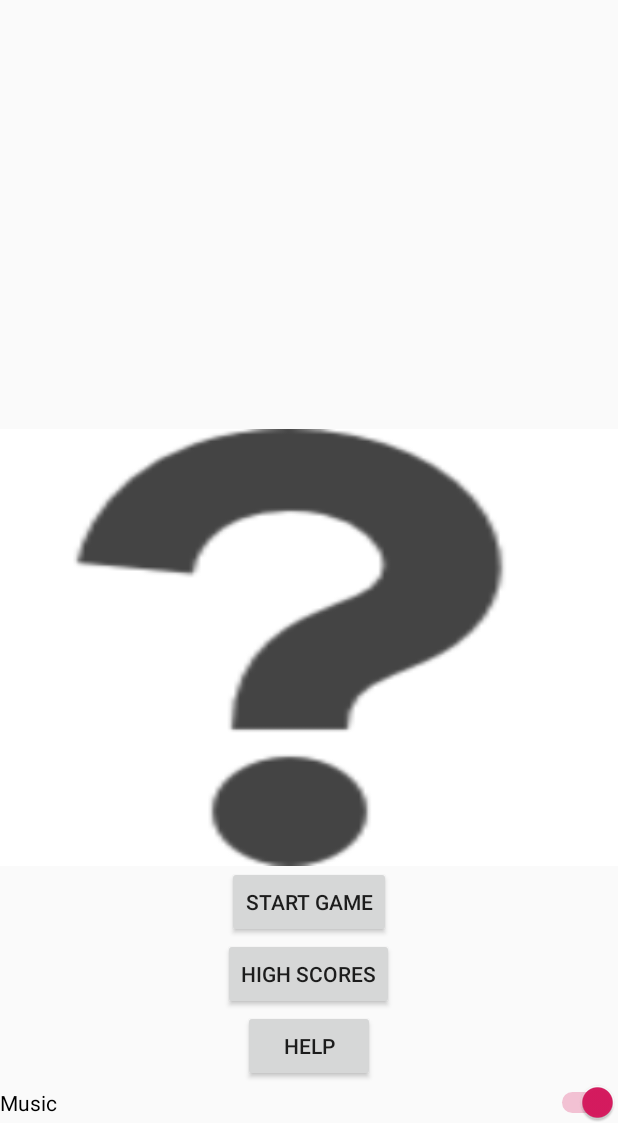
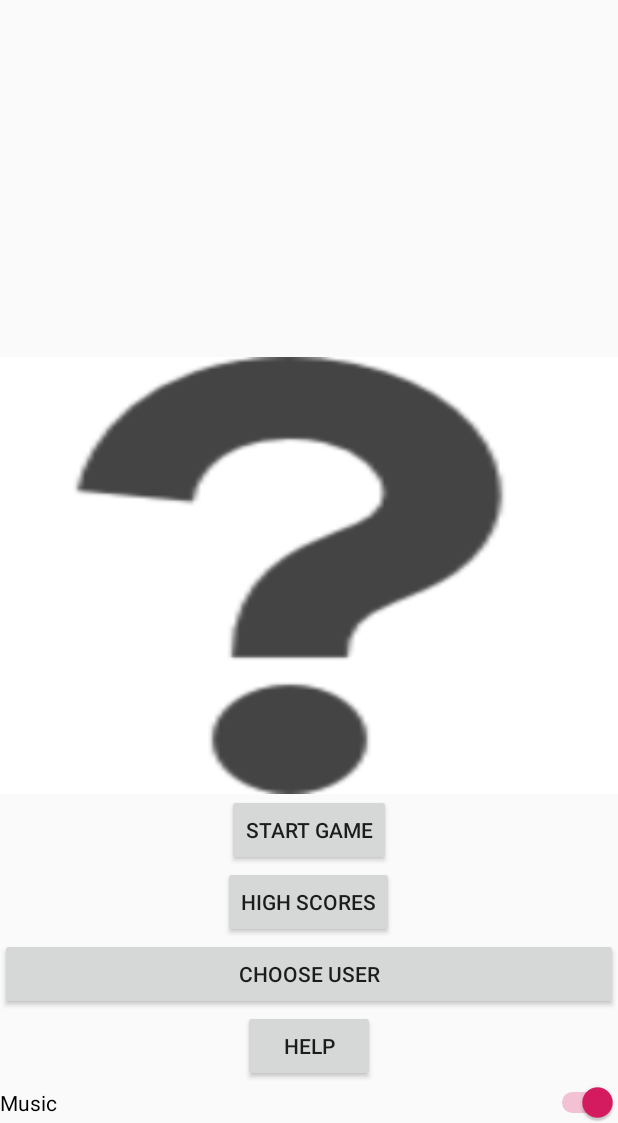
Before and after one commit to shane6809/Project1, an Android app: the MainActivity screen opened directly, with no data from a screen before it, on a phone screen of 412 x 824 dp, the part 113-1236 px from its top. Run offline under Robolectric (Android 15) with nearby library versions, the phone set to English and light mode, and no system bars; 1 statement that could not run was skipped.

Commit message:
redid switch, settings page is for name change only, still have to check bugs, before merging new match that works perfectly

```diff
--- a/SemesterProject/app/src/main/java/com/bignerdranch/android/semesterproject/MainActivity.java
+++ b/SemesterProject/app/src/main/java/com/bignerdranch/android/semesterproject/MainActivity.java
@@ -28,7 +28,7 @@ public class MainActivity extends AppCompatActivity {
     /*button variables */
     private Button mStartButton;
     private Button mHighScoresButton;
-    private Button mSettingsButton;
+    private Button mUserButton;
     private Button mHelpButton;
 
 
@@ -207,8 +207,8 @@ public class MainActivity extends AppCompatActivity {
             }
         });
 
-      /*  mSettingsButton=(Button)findViewById(R.id.settings_button);
-        mSettingsButton.setOnClickListener(new View.OnClickListener() {
+       mUserButton=(Button)findViewById(R.id.user);
+        mUserButton.setOnClickListener(new View.OnClickListener() {
             @Override
             public void onClick(View v) {
                 Intent intent = new Intent(MainActivity.this, game_settings.class);
@@ -216,7 +216,7 @@ public class MainActivity extends AppCompatActivity {
             }
         });
 
-        */
+
 
         mHighScoresButton=(Button)findViewById(R.id.high_button);
         mHighScoresButton.setOnClickListener(new View.OnClickListener() {
--- a/SemesterProject/app/src/main/res/layout/activity_main.xml
+++ b/SemesterProject/app/src/main/res/layout/activity_main.xml
@@ -46,6 +46,12 @@
             android:text="@string/high_button" />
 
         <Button
+            android:id="@+id/user"
+            android:layout_width="match_parent"
+            android:layout_height="wrap_content"
+            android:text="Choose User" />
+
+        <Button
             android:id="@+id/help_button"
             android:layout_width="wrap_content"
             android:layout_height="wrap_content"
```
Also changed, not shown: SemesterProject/app/src/main/java/com/bignerdranch/android/semesterproject/game_settings.java (+3 -102 lines).
